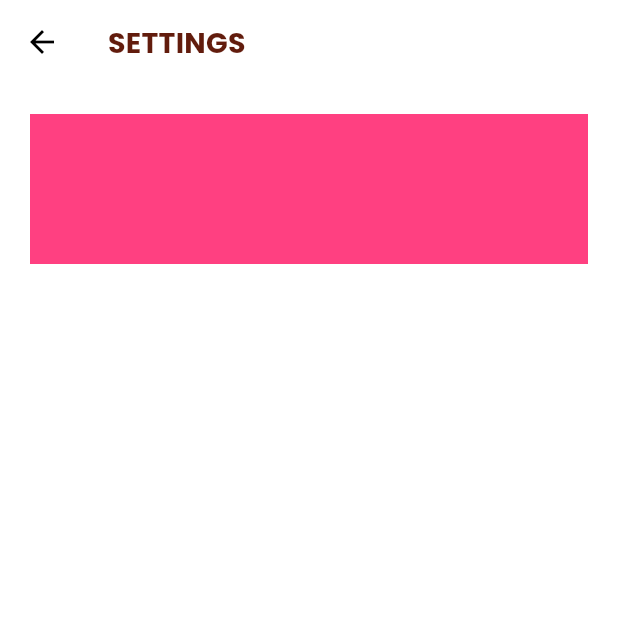
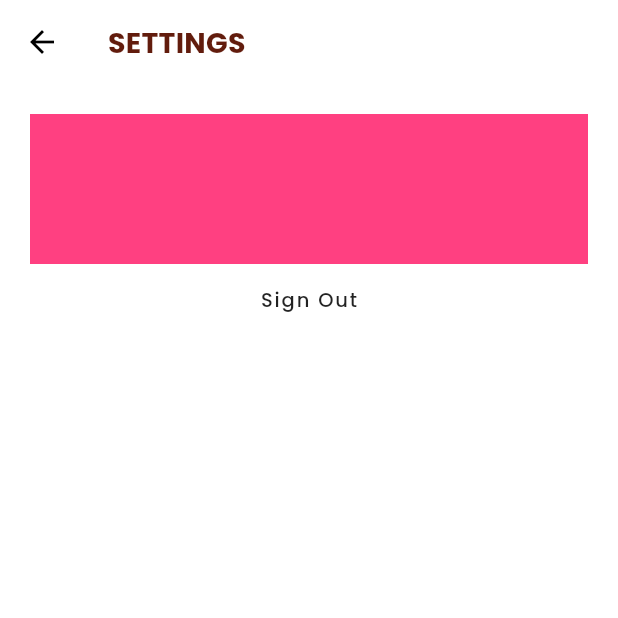
Before and after one commit to kaikoga45/myboba, a Flutter app: the Settings screen opened by its route, on a phone screen of 412 x 824 dp, the top half of it. Run offline on Flutter 3.47's test engine with Material 2 defaults, Android fonts, the phone set to English and light mode, and no system bars; our stand-ins replace cloud_firestore, firebase_auth, firebase_core, font_awesome_flutter, google_fonts; accounts and stored records are empty.

Commit message:
add a sign out button (buat demo)

```diff
--- a/lib/ui/screens/settings.dart
+++ b/lib/ui/screens/settings.dart
@@ -1,4 +1,5 @@
 import 'package:flutter/material.dart';
+import 'package:myboba/services/firebase/authentication.dart';
 
 class Settings extends StatelessWidget {
   static const String id = '/settings';
@@ -25,6 +26,14 @@ class Settings extends StatelessWidget {
               color: Colors.pinkAccent,
               height: 100,
             ),
+            Center(
+              child: FlatButton(
+                child: Text("Sign Out"),
+                onPressed: (){
+                  AuthHelper.auth.signOut();
+                },
+              ),
+            ),
           ],
         ),
       ),
```
